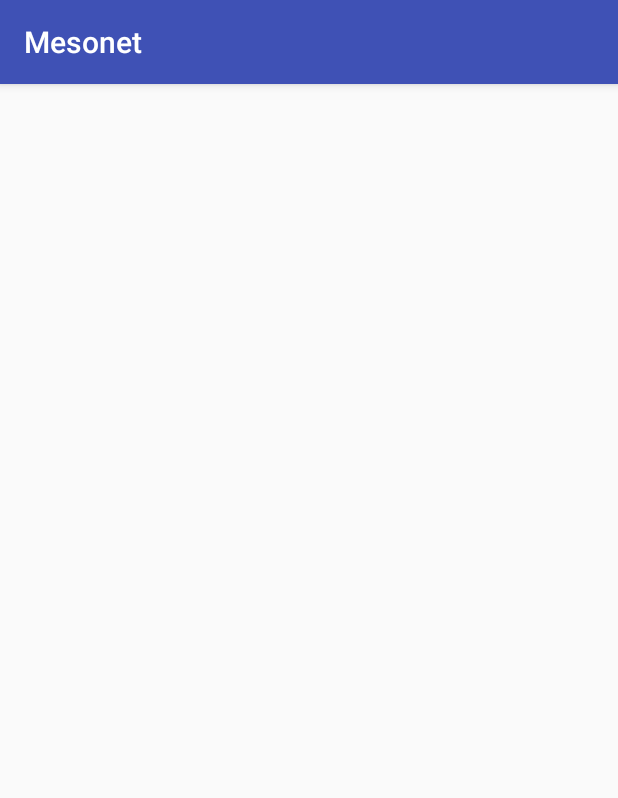
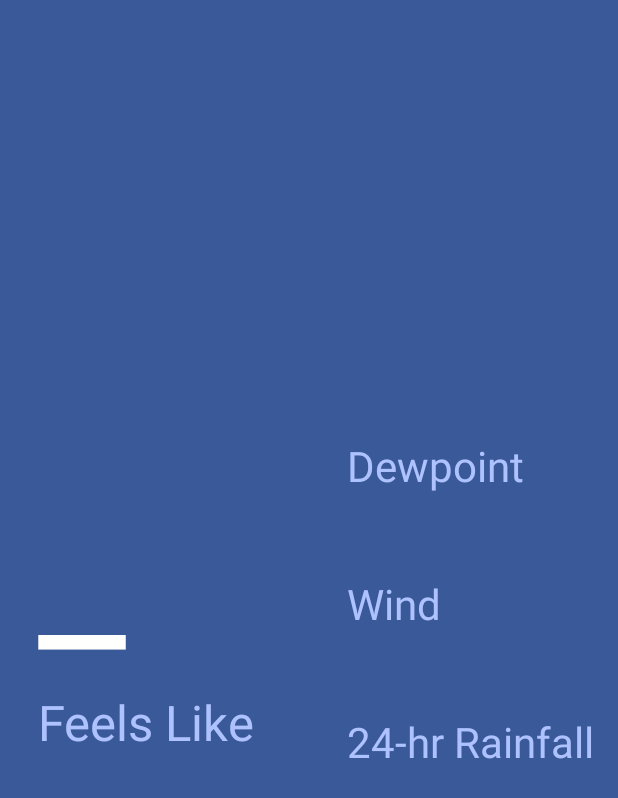
Before and after one commit to KairisCharm/Mesonet2, an Android app: the fragment MesonetFragment shown on its own in the app's theme, on a phone screen of 412 x 824 dp. Shown: the top 798 px of the screen. Run offline under Robolectric (Android 15) with nearby library versions, the phone set to English and light mode, and no system bars; our stand-ins replace data binding.

Commit message:
Mesonet Layout, start of UI

```diff
--- a/app/src/main/AndroidManifest.xml
+++ b/app/src/main/AndroidManifest.xml
@@ -1,7 +1,9 @@
 <manifest xmlns:android="http://schemas.android.com/apk/res/android"
     package="org.mesonet.app">
 
-    <application android:allowBackup="true"
+    <uses-permission android:name="android.permission.SET_DEBUG_APP"/>
+
+    <application android:allowBackup="false"
         android:label="@string/app_name"
         android:icon="@mipmap/ic_launcher"
         android:roundIcon="@mipmap/ic_launcher_round"
--- a/app/src/main/java/org/mesonet/app/customviews/AutoResizeTextView.java
+++ b/app/src/main/java/org/mesonet/app/customviews/AutoResizeTextView.java
@@ -231,6 +231,8 @@ public class AutoResizeTextView extends TextView
     public void AllowResize()
     {
         mAllowResize = true;
+
+        setText(getText());
     }
 
 
--- a/app/src/main/java/org/mesonet/app/mesonetdata/MesonetFragment.java
+++ b/app/src/main/java/org/mesonet/app/mesonetdata/MesonetFragment.java
@@ -1,10 +1,41 @@
 package org.mesonet.app.mesonetdata;
 
 import android.app.Fragment;
+import android.databinding.DataBindingUtil;
+import android.os.Bundle;
+import android.view.LayoutInflater;
+import android.view.View;
+import android.view.ViewGroup;
+
+import org.mesonet.app.R;
+import org.mesonet.app.databinding.MesonetFragmentBinding;
 
 
 
 public class MesonetFragment extends Fragment
 {
+    private MesonetDataController mDataController;
+    private MesonetFragmentBinding mBinding;
 
+
+
+    public static MesonetFragment NewInstance(MesonetDataController inController)
+    {
+        MesonetFragment fragment = new MesonetFragment();
+        fragment.mDataController = inController;
+
+        return fragment;
+    }
+
+
+
+    @Override
+    public View onCreateView(LayoutInflater inInflater, ViewGroup inParent, Bundle inSavedInstanceState)
+    {
+        mBinding = DataBindingUtil.inflate(inInflater, R.layout.mesonet_fragment, inParent, false);
+
+        mBinding.setUiController(new MesonetUIController(mDataController));
+
+        return mBinding.getRoot();
+    }
 }
--- /dev/null
+++ b/app/src/main/java/org/mesonet/app/mesonetdata/MesonetUIController.java
@@ -0,0 +1,33 @@
+package org.mesonet.app.mesonetdata;
+
+
+import java.util.Locale;
+
+
+
+public class MesonetUIController
+{
+    private MesonetDataController mDataController;
+
+
+
+    public MesonetUIController(MesonetDataController inDataController)
+    {
+        mDataController = inDataController;
+    }
+
+
+
+    public String GetAirTempString()
+    {
+        if(mDataController == null)
+            return "_";
+
+        Double temp = mDataController.GetTemp();
+
+        if(temp == null)
+            return "_";
+
+        return String.format(Locale.getDefault(),"%.0f", temp) + "°";
+    }
+}
--- a/app/src/main/res/layout/mesonet_fragment.xml
+++ b/app/src/main/res/layout/mesonet_fragment.xml
@@ -1,14 +1,20 @@
 <?xml version="1.0" encoding="utf-8"?>
-<layout>
+<layout xmlns:android="http://schemas.android.com/apk/res/android"
+        xmlns:tools="http://schemas.android.com/tools">
+    <data>
+        <variable
+            name="uiController"
+            type="org.mesonet.app.mesonetdata.MesonetUIController"/>
+    </data>
     <LinearLayout
-        xmlns:android="http://schemas.android.com/apk/res/android"
-        xmlns:tools="http://schemas.android.com/tools"
         android:layout_width="match_parent"
         android:layout_height="match_parent"
         android:gravity="center_vertical"
         android:weightSum="2"
         android:orientation="horizontal"
-        android:baselineAligned="false">
+        android:baselineAligned="false"
+        android:background="@color/meso_background"
+        tools:context=".mesonetdata.MesonetFragment">
 
         <org.mesonet.app.customviews.ScalableLayout
             android:layout_width="0dp"
@@ -33,9 +39,9 @@
                 android:layout_width="match_parent"
                 android:layout_height="197dp"
                 android:layout_marginStart="36dp"
-                android:text="@string/empty_temp"
                 android:textColor="@color/white_text_color"
-                android:textSize="148dp"/>
+                android:textSize="148dp"
+                android:text="@{uiController.GetAirTempString()}"/>
 
             <org.mesonet.app.customviews.AutoResizeTextView
                 android:layout_width="match_parent"
@@ -66,16 +72,15 @@
             android:orientation="vertical"
             android:baselineAligned="false">
 
-            <ImageButton
-                android:id="@+id/meteogram_btn"
-                android:layout_width="224dp"
-                android:layout_height="56dp"
-                android:layout_marginStart="36dp"
-                android:adjustViewBounds="true"
-                android:scaleType="fitStart"
-                android:contentDescription="@string/empty_text"
-                android:src="@drawable/meteogram_image"
-                android:background="@null"/>
+            <!--<ImageButton-->
+                <!--android:id="@+id/meteogram_btn"-->
+                <!--android:layout_width="224dp"-->
+                <!--android:layout_height="56dp"-->
+                <!--android:layout_marginStart="36dp"-->
+                <!--android:adjustViewBounds="true"-->
+                <!--android:scaleType="fitStart"-->
+                <!--android:src="@drawable/meteogram_image"-->
+                <!--android:background="@null"/>-->
 
             <org.mesonet.app.customviews.AutoResizeTextView
                 android:layout_width="match_parent"
@@ -92,7 +97,6 @@
                 android:layout_width="match_parent"
                 android:layout_height="43dp"
                 android:layout_marginStart="36dp"
-                android:text="@string/empty_field"
                 android:textColor="@color/white_text_color"
                 android:textSize="32dp"/>
 
@@ -112,7 +116,6 @@
                 android:layout_height="43dp"
                 android:layout_marginStart="36dp"
                 android:layout_marginEnd="36dp"
-                android:text="@string/empty_field"
                 android:textColor="@color/white_text_color"
                 android:textSize="32dp"/>
 
@@ -131,7 +134,6 @@
                 android:layout_width="match_parent"
                 android:layout_height="43dp"
                 android:layout_marginStart="36dp"
-                android:text="@string/empty_field"
                 android:textSize="32dp"
                 android:textColor="@color/white_text_color"/>
 
--- a/app/src/main/res/values/colors.xml
+++ b/app/src/main/res/values/colors.xml
@@ -1,6 +1,10 @@
 <?xml version="1.0" encoding="utf-8"?>
 <resources>
-    <color name="colorPrimary">#3F51B5</color>
+    <color name="colorPrimary">@color/meso_background</color>
     <color name="colorPrimaryDark">#303F9F</color>
     <color name="colorAccent">#FF4081</color>
+
+    <color name="meso_background">#3A5999</color>
+    <color name="blue_text_color">#aec2ff</color>
+    <color name="white_text_color">#fffffd</color>
 </resources>
--- a/app/src/main/res/values/strings.xml
+++ b/app/src/main/res/values/strings.xml
@@ -1,3 +1,8 @@
 <resources>
     <string name="app_name">Mesonet</string>
+
+    <string name="current_feelsLike">Feels Like</string>
+    <string name="current_dewpoint">Dewpoint</string>
+    <string name="current_wind">Wind</string>
+    <string name="current_24hrRain">24-hr Rainfall</string>
 </resources>
--- a/app/src/main/res/values/styles.xml
+++ b/app/src/main/res/values/styles.xml
@@ -1,7 +1,7 @@
 <resources>
 
     <!-- Base application theme. -->
-    <style name="AppTheme" parent="Theme.AppCompat.Light.DarkActionBar">
+    <style name="AppTheme" parent="Theme.AppCompat.Light.NoActionBar">
         <!-- Customize your theme here. -->
         <item name="colorPrimary">@color/colorPrimary</item>
         <item name="colorPrimaryDark">@color/colorPrimaryDark</item>
```
Also changed, not shown: app/build.gradle (+23 -3 lines), app/src/main/java/org/mesonet/app/MainActivity.java (+30 -1 lines), app/src/main/java/org/mesonet/app/customviews/ScalableLayout.java (+0 -8 lines), app/src/main/res/layout/main_activity_binding.xml (added, +10 -0 lines), 1 other file.
